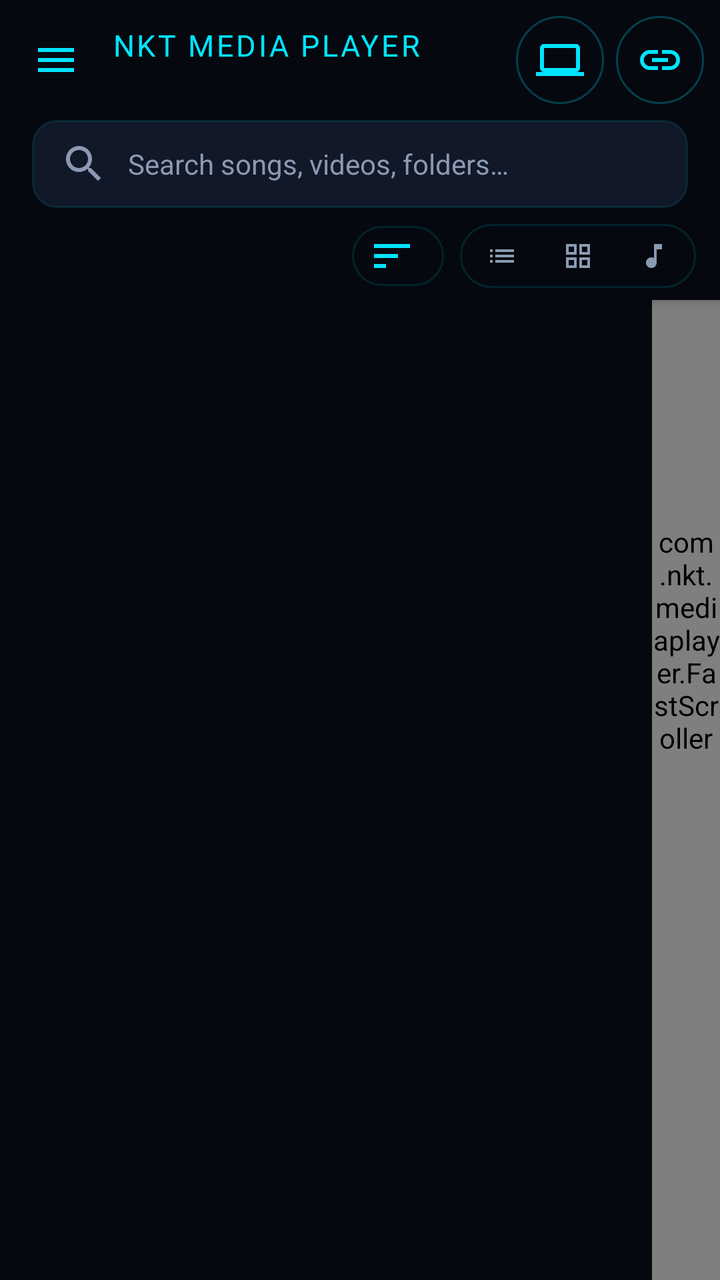
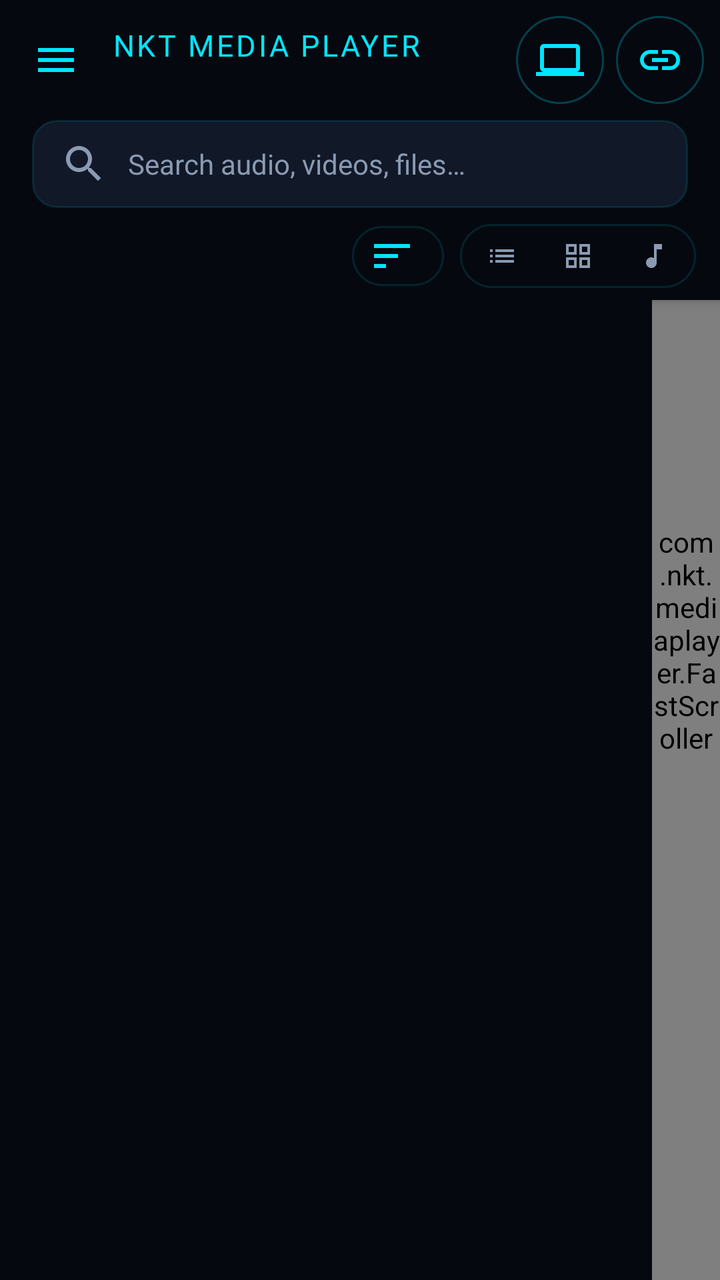

Screens rendered from an Android XML layout before and after an edit, with the pre-edit source and the edit as a unified diff.
<!-- AndroidManifest.xml: application theme Theme.NKT -->
<!-- res/layout/activity_main.xml -->
<?xml version="1.0" encoding="utf-8"?>
<FrameLayout xmlns:android="http://schemas.android.com/apk/res/android"
    android:id="@+id/frame"
    android:layout_width="match_parent"
    android:layout_height="match_parent"
    android:background="@color/bg">

<LinearLayout
    android:id="@+id/root"
    android:layout_width="match_parent"
    android:layout_height="match_parent"
    android:orientation="vertical">

    
    <FrameLayout
        android:layout_width="match_parent"
        android:layout_height="0dp"
        android:layout_weight="1">

        <androidx.recyclerview.widget.RecyclerView
            android:id="@+id/list"
            android:layout_width="match_parent"
            android:layout_height="match_parent"
            android:clipToPadding="false"
            android:paddingStart="12dp"
            android:paddingEnd="12dp"
            android:paddingBottom="12dp"
            android:scrollbars="none" />

        
        <LinearLayout
            android:id="@+id/collapse"
            android:layout_width="match_parent"
            android:layout_height="wrap_content"
            android:layout_gravity="top"
            android:background="@color/bg"
            android:clickable="true"
            android:elevation="4dp"
            android:orientation="vertical">

            
            <LinearLayout
                android:layout_width="match_parent"
                android:layout_height="wrap_content"
                android:gravity="center_vertical"
                android:orientation="horizontal"
                android:paddingStart="6dp"
                android:paddingTop="8dp"
                android:paddingEnd="8dp"
                android:paddingBottom="6dp">

                <ImageButton
                    android:id="@+id/btn_menu"
                    style="@style/NKTBarButton"
                    android:contentDescription="@string/cd_menu"
                    android:src="@drawable/ic_menu" />

                <LinearLayout
                    android:layout_width="0dp"
                    android:layout_height="wrap_content"
                    android:layout_marginStart="6dp"
                    android:layout_weight="1"
                    android:orientation="vertical">

                    <TextView
                        android:id="@+id/header_title"
                        android:layout_width="wrap_content"
                        android:layout_height="wrap_content"
                        android:letterSpacing="0.08"
                        android:maxLines="1"
                        android:text="@string/header"
                        android:textColor="@color/accent"
                        android:textSize="15sp" />

                    <TextView
                        android:id="@+id/page_label"
                        android:layout_width="wrap_content"
                        android:layout_height="wrap_content"
                        android:layout_marginTop="2dp"
                        android:letterSpacing="0.16"
                        android:maxLines="1"
                        android:textColor="@color/muted"
                        android:textSize="9.5sp" />
                </LinearLayout>

                <ImageButton
                    android:id="@+id/btn_share_pc"
                    android:layout_width="44dp"
                    android:layout_height="44dp"
                    android:layout_marginEnd="6dp"
                    android:background="@drawable/bg_round_btn"
                    android:contentDescription="@string/nkt_share"
                    android:src="@drawable/ic_pc"
                    android:tint="@color/accent" />

                <ImageButton
                    android:id="@+id/btn_link"
                    android:layout_width="44dp"
                    android:layout_height="44dp"
                    android:background="@drawable/bg_round_btn"
                    android:contentDescription="@string/cd_link"
                    android:src="@drawable/ic_link"
                    android:tint="@color/accent" />
            </LinearLayout>

            <EditText
                android:id="@+id/search"
                android:layout_width="match_parent"
                android:layout_height="44dp"
                android:layout_marginStart="16dp"
                android:layout_marginTop="2dp"
                android:layout_marginEnd="16dp"
                android:background="@drawable/bg_card"
                android:drawableStart="@drawable/ic_search"
                android:drawablePadding="10dp"
                android:drawableTint="@color/muted"
                android:hint="@string/search_hint"
                android:imeOptions="actionSearch"
                android:importantForAutofill="no"
                android:inputType="text"
                android:paddingStart="14dp"
                android:paddingEnd="14dp"
                android:textColor="@color/text"
                android:textColorHint="@color/muted"
                android:textSize="14sp" />

            
            <LinearLayout
                android:id="@+id/folder_bar"
                android:layout_width="match_parent"
                android:layout_height="wrap_content"
                android:orientation="vertical"
                android:paddingStart="16dp"
                android:paddingTop="8dp"
                android:paddingEnd="16dp"
                android:visibility="gone">

                <HorizontalScrollView
                    android:layout_width="match_parent"
                    android:layout_height="wrap_content"
                    android:scrollbars="none">

                    <LinearLayout
                        android:id="@+id/storage_row"
                        android:layout_width="wrap_content"
                        android:layout_height="wrap_content"
                        android:orientation="horizontal" />
                </HorizontalScrollView>

                <TextView
                    android:id="@+id/folder_path"
                    android:layout_width="match_parent"
                    android:layout_height="wrap_content"
                    android:layout_marginTop="8dp"
                    android:ellipsize="start"
                    android:maxLines="1"
                    android:textColor="@color/accent"
                    android:textSize="12.5sp" />

                <TextView
                    android:id="@+id/folder_note"
                    android:layout_width="match_parent"
                    android:layout_height="wrap_content"
                    android:layout_marginTop="2dp"
                    android:textColor="@color/muted"
                    android:textSize="11sp" />
            </LinearLayout>

            
            <LinearLayout
                android:id="@+id/tab_bar"
                android:layout_width="match_parent"
                android:layout_height="wrap_content"
                android:gravity="center_vertical"
                android:orientation="horizontal"
                android:paddingStart="16dp"
                android:paddingTop="8dp"
                android:paddingEnd="12dp"
                android:paddingBottom="6dp">

                <TextView
                    android:id="@+id/tab_hint"
                    android:layout_width="0dp"
                    android:layout_height="wrap_content"
                    android:layout_weight="1"
                    android:ellipsize="end"
                    android:maxLines="1"
                    android:textColor="@color/muted"
                    android:textSize="12sp" />

                <TextView
                    android:id="@+id/updating"
                    android:layout_width="wrap_content"
                    android:layout_height="wrap_content"
                    android:layout_marginEnd="8dp"
                    android:maxLines="1"
                    android:text="@string/updating"
                    android:textColor="@color/accent"
                    android:textSize="11sp"
                    android:visibility="gone" />

                <TextView
                    android:id="@+id/btn_sort"
                    android:layout_width="wrap_content"
                    android:layout_height="30dp"
                    android:layout_marginEnd="8dp"
                    android:background="@drawable/bg_segment_box"
                    android:contentDescription="@string/sort"
                    android:drawableStart="@drawable/ic_sort"
                    android:drawablePadding="4dp"
                    android:drawableTint="@color/accent"
                    android:gravity="center"
                    android:maxLines="1"
                    android:paddingStart="8dp"
                    android:paddingEnd="10dp"
                    android:textColor="@color/accent"
                    android:textSize="10sp" />

                <LinearLayout
                    android:id="@+id/view_switch"
                    android:layout_width="wrap_content"
                    android:layout_height="wrap_content"
                    android:background="@drawable/bg_segment_box"
                    android:orientation="horizontal"
                    android:padding="2dp">

                    <ImageButton android:id="@+id/view_a" style="@style/NKTViewSeg" android:contentDescription="@string/view_list" android:src="@drawable/ic_list" />
                    <ImageButton android:id="@+id/view_b" style="@style/NKTViewSeg" android:contentDescription="@string/view_grid" android:src="@drawable/ic_grid" />
                    <ImageButton android:id="@+id/view_c" style="@style/NKTViewSeg" android:contentDescription="@string/view_squares" android:src="@drawable/ic_music" />
                </LinearLayout>
            </LinearLayout>

            
            <LinearLayout
                android:id="@+id/gallery_bar"
                android:layout_width="match_parent"
                android:layout_height="wrap_content"
                android:orientation="vertical"
                android:visibility="gone">

                <androidx.recyclerview.widget.RecyclerView
                    android:id="@+id/albums"
                    android:layout_width="match_parent"
                    android:layout_height="wrap_content"
                    android:clipToPadding="false"
                    android:paddingStart="16dp"
                    android:paddingEnd="6dp" />

                <LinearLayout
                    android:layout_width="match_parent"
                    android:layout_height="wrap_content"
                    android:gravity="center_vertical"
                    android:orientation="horizontal"
                    android:paddingStart="12dp"
                    android:paddingTop="8dp"
                    android:paddingEnd="16dp"
                    android:paddingBottom="6dp">

                    <TextView android:id="@+id/seg_all" style="@style/NKTSegment" android:text="@string/seg_all" />
                    <TextView android:id="@+id/seg_photos" style="@style/NKTSegment" android:text="@string/seg_photos" />
                    <TextView android:id="@+id/seg_videos" style="@style/NKTSegment" android:text="@string/seg_videos" />

                    <TextView
                        android:id="@+id/grid_size"
                        android:layout_width="0dp"
                        android:layout_height="wrap_content"
                        android:layout_weight="1"
                        android:gravity="end"
                        android:textColor="@color/muted"
                        android:textSize="11sp" />
                </LinearLayout>
            </LinearLayout>
        </LinearLayout>

        
        <LinearLayout
            android:id="@+id/select_bar"
            android:layout_width="match_parent"
            android:layout_height="56dp"
            android:layout_gravity="top"
            android:layout_marginStart="10dp"
            android:layout_marginTop="4dp"
            android:layout_marginEnd="10dp"
            android:background="@drawable/bg_options_bar"
            android:elevation="8dp"
            android:gravity="center_vertical"
            android:orientation="horizontal"
            android:paddingStart="4dp"
            android:paddingEnd="4dp"
            android:visibility="gone">

            <ImageButton android:id="@+id/sel_close" style="@style/NKTBarButton" android:contentDescription="@string/cancel" android:src="@drawable/ic_close" />

            <TextView
                android:id="@+id/sel_count"
                android:layout_width="0dp"
                android:layout_height="wrap_content"
                android:layout_marginStart="4dp"
                android:layout_weight="1"
                android:maxLines="1"
                android:textColor="@color/text"
                android:textSize="15sp"
                android:textStyle="bold" />

            <ImageButton android:id="@+id/sel_all" style="@style/NKTBarButton" android:contentDescription="@string/select_all" android:src="@drawable/ic_select_all" />
            <ImageButton android:id="@+id/sel_playlist" style="@style/NKTBarButton" android:contentDescription="@string/add_to_playlist" android:src="@drawable/ic_playlist_add" />
            <ImageButton android:id="@+id/sel_share" style="@style/NKTBarButton" android:contentDescription="@string/share" android:src="@drawable/ic_share" />
            <ImageButton android:id="@+id/sel_delete" style="@style/NKTBarButton" android:contentDescription="@string/delete" android:src="@drawable/ic_delete" />
        </LinearLayout>

        
        <com.nkt.mediaplayer.FastScroller
            android:id="@+id/fast_scroller"
            android:layout_width="34dp"
            android:layout_height="match_parent"
            android:layout_gravity="end" />

        <TextView
            android:id="@+id/fs_bubble"
            android:layout_width="wrap_content"
            android:layout_height="wrap_content"
            android:layout_gravity="top|end"
            android:layout_marginEnd="40dp"
            android:background="@drawable/bg_indicator"
            android:maxLines="1"
            android:minWidth="48dp"
            android:paddingStart="14dp"
            android:paddingTop="8dp"
            android:paddingEnd="14dp"
            android:paddingBottom="8dp"
            android:gravity="center"
            android:textColor="@color/accent"
            android:textSize="16sp"
            android:textStyle="bold"
            android:visibility="gone" />

        <TextView
            android:id="@+id/empty"
            android:layout_width="match_parent"
            android:layout_height="wrap_content"
            android:layout_gravity="center"
            android:gravity="center"
            android:padding="32dp"
            android:textColor="@color/muted"
            android:textSize="14sp"
            android:visibility="gone" />

        
        <TextView
            android:id="@+id/zoom_pop"
            android:layout_width="wrap_content"
            android:layout_height="wrap_content"
            android:layout_gravity="center_horizontal"
            android:layout_marginTop="140dp"
            android:background="@drawable/bg_indicator"
            android:letterSpacing="0.08"
            android:paddingStart="18dp"
            android:paddingTop="10dp"
            android:paddingEnd="18dp"
            android:paddingBottom="10dp"
            android:textColor="@color/accent"
            android:textSize="12sp"
            android:visibility="gone" />

        <LinearLayout
            android:id="@+id/perm_box"
            android:layout_width="match_parent"
            android:layout_height="match_parent"
            android:background="@color/bg"
            android:gravity="center"
            android:orientation="vertical"
            android:padding="32dp"
            android:visibility="gone">

            <ImageView
                android:layout_width="72dp"
                android:layout_height="72dp"
                android:contentDescription="@null"
                android:src="@drawable/ic_music"
                android:tint="@color/accent" />

            <TextView
                android:layout_width="wrap_content"
                android:layout_height="wrap_content"
                android:layout_marginTop="14dp"
                android:gravity="center"
                android:text="@string/perm_text"
                android:textColor="@color/text"
                android:textSize="15sp" />

            <Button
                android:id="@+id/perm_btn"
                android:layout_width="wrap_content"
                android:layout_height="52dp"
                android:layout_marginTop="24dp"
                android:background="@drawable/bg_pill_btn"
                android:letterSpacing="0.15"
                android:minWidth="200dp"
                android:paddingStart="32dp"
                android:paddingEnd="32dp"
                android:stateListAnimator="@null"
                android:text="@string/perm_button"
                android:textColor="@color/accent"
                android:textSize="13sp" />
        </LinearLayout>
    </FrameLayout>

    
    <LinearLayout
        android:id="@+id/mini"
        android:layout_width="match_parent"
        android:layout_height="68dp"
        android:layout_margin="10dp"
        android:background="@drawable/bg_mini"
        android:clickable="true"
        android:focusable="true"
        android:gravity="center_vertical"
        android:orientation="horizontal"
        android:paddingStart="10dp"
        android:paddingEnd="6dp"
        android:visibility="gone">

        <ImageView
            android:id="@+id/mini_art"
            android:layout_width="48dp"
            android:layout_height="48dp"
            android:background="@drawable/bg_thumb"
            android:contentDescription="@null" />

        <LinearLayout
            android:layout_width="0dp"
            android:layout_height="wrap_content"
            android:layout_marginStart="12dp"
            android:layout_weight="1"
            android:orientation="vertical">

            <TextView
                android:id="@+id/mini_title"
                android:layout_width="match_parent"
                android:layout_height="wrap_content"
                android:ellipsize="end"
                android:maxLines="1"
                android:textColor="@color/text"
                android:textSize="14sp"
                android:textStyle="bold" />

            <TextView
                android:id="@+id/mini_sub"
                android:layout_width="match_parent"
                android:layout_height="wrap_content"
                android:ellipsize="end"
                android:maxLines="1"
                android:textColor="@color/muted"
                android:textSize="12sp" />
        </LinearLayout>

        <ImageButton
            android:id="@+id/mini_play"
            android:layout_width="48dp"
            android:layout_height="48dp"
            android:background="@drawable/bg_round_btn"
            android:contentDescription="@string/cd_play"
            android:src="@drawable/ic_play"
            android:tint="@color/accent" />

        <ImageButton
            android:id="@+id/mini_next"
            android:layout_width="48dp"
            android:layout_height="48dp"
            android:layout_marginStart="4dp"
            android:background="@android:color/transparent"
            android:contentDescription="@string/cd_next"
            android:src="@drawable/ic_next"
            android:tint="@color/accent" />

        <ImageButton
            android:id="@+id/mini_close"
            android:layout_width="40dp"
            android:layout_height="48dp"
            android:background="@android:color/transparent"
            android:contentDescription="@string/cd_close_player"
            android:src="@drawable/ic_close"
            android:tint="@color/muted" />
    </LinearLayout>

</LinearLayout>

    
    <View
        android:id="@+id/scrim"
        android:layout_width="match_parent"
        android:layout_height="match_parent"
        android:alpha="0"
        android:background="#B3000000"
        android:clickable="true"
        android:elevation="20dp"
        android:visibility="gone" />

    <ScrollView
        android:id="@+id/drawer"
        android:layout_width="300dp"
        android:layout_height="match_parent"
        android:layout_gravity="start"
        android:background="@drawable/bg_drawer"
        android:elevation="24dp"
        android:visibility="gone">

        <LinearLayout
            android:id="@+id/drawer_items"
            android:layout_width="match_parent"
            android:layout_height="wrap_content"
            android:orientation="vertical"
            android:paddingStart="10dp"
            android:paddingTop="14dp"
            android:paddingEnd="10dp"
            android:paddingBottom="20dp" />
    </ScrollView>
</FrameLayout>
<!-- resources referenced by this layout -->
<resources>
  <color name="accent">#FF00E5FF</color>
  <color name="bg">#FF05080F</color>
  <color name="muted">#FF8A9AB2</color>
  <color name="text">#FFE8F0FE</color>
  <!-- drawable bg_indicator (drawable) -->
  <?xml version="1.0" encoding="utf-8"?>
  <shape xmlns:android="http://schemas.android.com/apk/res/android" android:shape="rectangle">
      <corners android:radius="24dp" />
      <solid android:color="#CC05080F" />
      <stroke android:width="1dp" android:color="#5900E5FF" />
  </shape>
  <!-- drawable bg_mini (drawable) -->
  <?xml version="1.0" encoding="utf-8"?>
  <shape xmlns:android="http://schemas.android.com/apk/res/android" android:shape="rectangle">
      <corners android:radius="16dp" />
      <solid android:color="@color/card" />
      <stroke android:width="1dp" android:color="#4000E5FF" />
  </shape>
  <!-- drawable bg_options_bar (drawable) -->
  <?xml version="1.0" encoding="utf-8"?>
  <shape xmlns:android="http://schemas.android.com/apk/res/android" android:shape="rectangle">
      <corners android:radius="16dp" /><solid android:color="@color/card" /><stroke android:width="1dp" android:color="@color/border" />
  </shape>
  <!-- drawable bg_segment_box (drawable) -->
  <?xml version="1.0" encoding="utf-8"?>
  <shape xmlns:android="http://schemas.android.com/apk/res/android" android:shape="rectangle">
      <corners android:radius="17dp" /><stroke android:width="1dp" android:color="@color/border" /><solid android:color="#00000000" />
  </shape>
  <!-- drawable bg_thumb (drawable) -->
  <?xml version="1.0" encoding="utf-8"?>
  <shape xmlns:android="http://schemas.android.com/apk/res/android" android:shape="rectangle">
      <corners android:radius="8dp" />
      <solid android:color="#FF0B1222" />
  </shape>
  <!-- drawable ic_playlist_add (drawable) -->
  <?xml version="1.0" encoding="utf-8"?>
  <vector xmlns:android="http://schemas.android.com/apk/res/android"
      android:width="24dp" android:height="24dp"
      android:viewportWidth="24" android:viewportHeight="24">
      <path android:fillColor="#FFFFFFFF" android:pathData="M14,10H2v2h12v-2zM14,6H2v2h12V6zM18,14v-4h-2v4h-4v2h4v4h2v-4h4v-2h-4zM2,16h8v-2H2v2z" />
  </vector>
  <string name="add_to_playlist">Add to playlist</string>
  <string name="cancel">Cancel</string>
  <string name="cd_close_player">Stop and close the player</string>
  <string name="cd_link">Play a link</string>
  <string name="cd_menu">Open the menu</string>
  <string name="cd_next">Next</string>
  <string name="cd_play">Play or pause</string>
  <string name="delete">Delete</string>
  <string name="header">NKT MEDIA PLAYER</string>
  <string name="nkt_share">NKT Share</string>
  <string name="perm_button">ALLOW ACCESS</string>
  <string name="perm_text">Allow access to your music and videos so they show up here.</string>
  <string name="search_hint">Search songs, videos, folders…</string>
  <string name="seg_all">ALL</string>
  <string name="seg_photos">PHOTOS</string>
  <string name="seg_videos">VIDEOS</string>
  <string name="select_all">Select all</string>
  <string name="share">Share</string>
  <string name="sort">Sort</string>
  <string name="updating">⟳ Updating</string>
  <string name="view_grid">GRID</string>
  <string name="view_list">LIST</string>
  <string name="view_squares">SQUARES</string>
  <color name="card">#FF111827</color>
  <color name="border">#1F00E5FF</color>
  <!-- unchanged entries left out for length: 23 -->
</resources>

<!-- the commit's change to res/layout/activity_main.xml (unified diff, before → after) -->
@@ -157,6 +157,14 @@
                     android:textColor="@color/accent"
                     android:textSize="12.5sp" />
 
+                
+                <LinearLayout
+                    android:id="@+id/folder_actions"
+                    android:layout_width="match_parent"
+                    android:layout_height="wrap_content"
+                    android:layout_marginTop="8dp"
+                    android:orientation="horizontal" />
+
                 <TextView
                     android:id="@+id/folder_note"
                     android:layout_width="match_parent"
@@ -303,9 +311,11 @@
                 android:textStyle="bold" />
 
             <ImageButton android:id="@+id/sel_all" style="@style/NKTBarButton" android:contentDescription="@string/select_all" android:src="@drawable/ic_select_all" />
-            <ImageButton android:id="@+id/sel_playlist" style="@style/NKTBarButton" android:contentDescription="@string/add_to_playlist" android:src="@drawable/ic_playlist_add" />
+            <ImageButton android:id="@+id/sel_info" style="@style/NKTBarButton" android:contentDescription="@string/cd_sel_info" android:src="@drawable/ic_info" />
             <ImageButton android:id="@+id/sel_share" style="@style/NKTBarButton" android:contentDescription="@string/share" android:src="@drawable/ic_share" />
             <ImageButton android:id="@+id/sel_delete" style="@style/NKTBarButton" android:contentDescription="@string/delete" android:src="@drawable/ic_delete" />
+            
+            <ImageButton android:id="@+id/sel_more" style="@style/NKTBarButton" android:contentDescription="@string/cd_more" android:src="@drawable/ic_more" />
         </LinearLayout>
 
         
<!-- resource entries referenced after the edit -->
@@ -34,26 +34,34 @@
       <corners android:radius="8dp" />
       <solid android:color="#FF0B1222" />
   </shape>
-  <!-- drawable ic_playlist_add (drawable) -->
+  <!-- drawable ic_info (drawable) -->
   <?xml version="1.0" encoding="utf-8"?>
   <vector xmlns:android="http://schemas.android.com/apk/res/android"
       android:width="24dp" android:height="24dp"
       android:viewportWidth="24" android:viewportHeight="24">
-      <path android:fillColor="#FFFFFFFF" android:pathData="M14,10H2v2h12v-2zM14,6H2v2h12V6zM18,14v-4h-2v4h-4v2h4v4h2v-4h4v-2h-4zM2,16h8v-2H2v2z" />
+      <path android:fillColor="#FFFFFFFF" android:pathData="M11,7h2v2h-2zM11,11h2v6h-2zM12,2C6.48,2 2,6.48 2,12s4.48,10 10,10 10,-4.48 10,-10S17.52,2 12,2zM12,20c-4.41,0 -8,-3.59 -8,-8s3.59,-8 8,-8 8,3.59 8,8 -3.59,8 -8,8z" />
   </vector>
-  <string name="add_to_playlist">Add to playlist</string>
+  <!-- drawable ic_more (drawable) -->
+  <?xml version="1.0" encoding="utf-8"?>
+  <vector xmlns:android="http://schemas.android.com/apk/res/android"
+      android:width="24dp" android:height="24dp"
+      android:viewportWidth="24" android:viewportHeight="24">
+      <path android:fillColor="#FFFFFFFF" android:pathData="M12,8c1.1,0 2,-0.9 2,-2s-0.9,-2 -2,-2 -2,0.9 -2,2 0.9,2 2,2zM12,10c-1.1,0 -2,0.9 -2,2s0.9,2 2,2 2,-0.9 2,-2 -0.9,-2 -2,-2zM12,16c-1.1,0 -2,0.9 -2,2s0.9,2 2,2 2,-0.9 2,-2 -0.9,-2 -2,-2z" />
+  </vector>
   <string name="cancel">Cancel</string>
   <string name="cd_close_player">Stop and close the player</string>
   <string name="cd_link">Play a link</string>
   <string name="cd_menu">Open the menu</string>
+  <string name="cd_more">More options</string>
   <string name="cd_next">Next</string>
   <string name="cd_play">Play or pause</string>
+  <string name="cd_sel_info">Details</string>
   <string name="delete">Delete</string>
   <string name="header">NKT MEDIA PLAYER</string>
   <string name="nkt_share">NKT Share</string>
   <string name="perm_button">ALLOW ACCESS</string>
   <string name="perm_text">Allow access to your music and videos so they show up here.</string>
-  <string name="search_hint">Search songs, videos, folders…</string>
+  <string name="search_hint">Search audio, videos, files…</string>
   <string name="seg_all">ALL</string>
   <string name="seg_photos">PHOTOS</string>
   <string name="seg_videos">VIDEOS</string>
